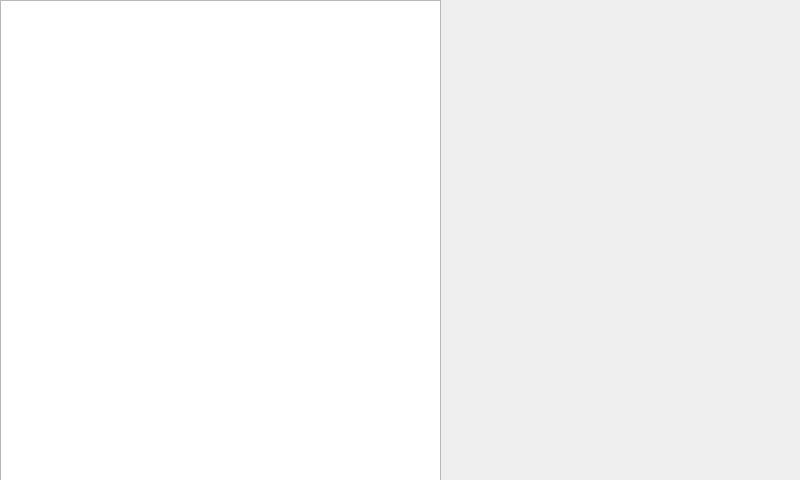
Above: android_test/MainWindow.ui from KangLin/QtAndroidUtils before the change. Below: the same form after it.
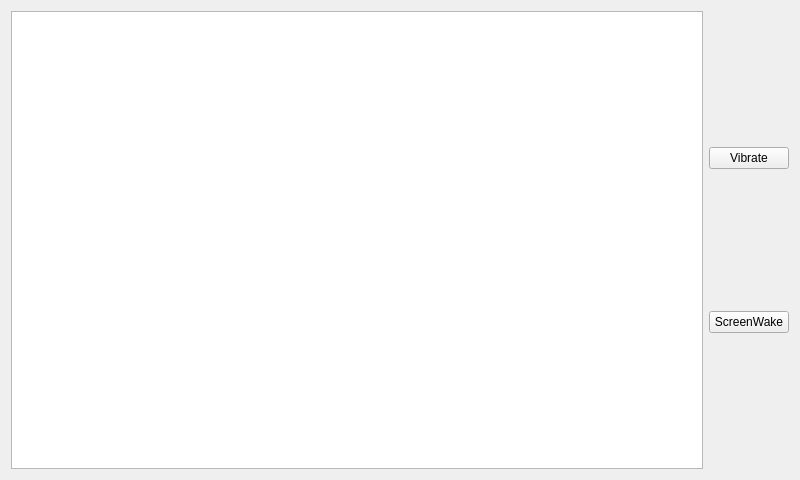
That is the form after the change.

Commit message: Add README.md and test vibrate, screen wake

The edit to the form file:
```diff
--- a/android_test/MainWindow.ui
+++ b/android_test/MainWindow.ui
@@ -14,16 +14,29 @@
    <string>MainWindow</string>
   </property>
   <widget class="QWidget" name="centralWidget">
-   <widget class="QTextEdit" name="teDirectory">
-    <property name="geometry">
-     <rect>
-      <x>0</x>
-      <y>0</y>
-      <width>441</width>
-      <height>481</height>
-     </rect>
-    </property>
-   </widget>
+   <layout class="QGridLayout" name="gridLayout">
+    <item row="0" column="0">
+     <widget class="QTextEdit" name="teDirectory"/>
+    </item>
+    <item row="0" column="1">
+     <layout class="QVBoxLayout" name="verticalLayout">
+      <item>
+       <widget class="QPushButton" name="pbVibrate">
+        <property name="text">
+         <string>Vibrate</string>
+        </property>
+       </widget>
+      </item>
+      <item>
+       <widget class="QPushButton" name="pbScreenWake">
+        <property name="text">
+         <string>ScreenWake</string>
+        </property>
+       </widget>
+      </item>
+     </layout>
+    </item>
+   </layout>
   </widget>
  </widget>
  <layoutdefault spacing="6" margin="11"/>
```
The commit also changes 4 other files.
